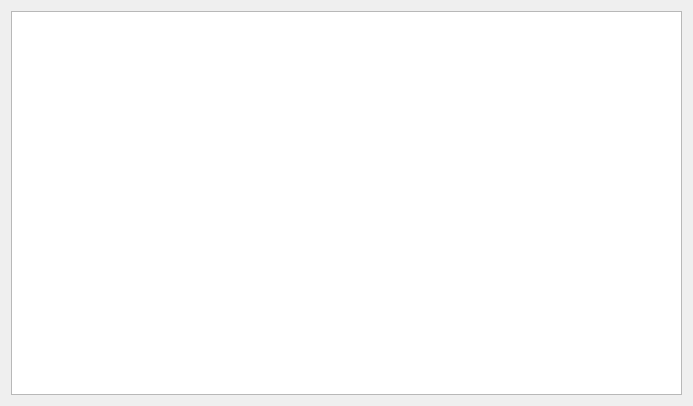
Qt form ui/widgets/ConnectionTab.ui (daqt/daqt) before a commit.
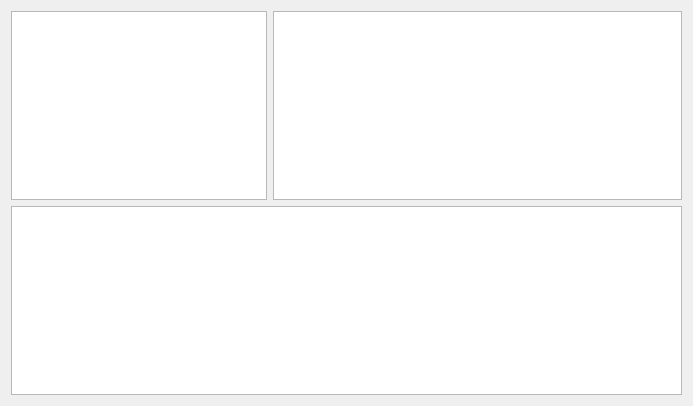
The same form after that commit.

Commit message: Now possible to navigate through tables and see their values

Patch:
```diff
--- a/ui/widgets/ConnectionTab.ui
+++ b/ui/widgets/ConnectionTab.ui
@@ -14,7 +14,24 @@
    <string>Form</string>
   </property>
   <layout class="QGridLayout" name="gridLayout">
-   <item row="0" column="0">
+   <item row="2" column="0" colspan="3">
+    <widget class="QTableView" name="tableValues">
+     <property name="alternatingRowColors">
+      <bool>true</bool>
+     </property>
+     <property name="sortingEnabled">
+      <bool>true</bool>
+     </property>
+    </widget>
+   </item>
+   <item row="1" column="2">
+    <widget class="QListWidget" name="listTables">
+     <property name="alternatingRowColors">
+      <bool>true</bool>
+     </property>
+    </widget>
+   </item>
+   <item row="1" column="0" colspan="2">
     <widget class="QListWidget" name="listDatabases">
      <property name="alternatingRowColors">
       <bool>true</bool>
```
The commit also changes 3 other files.
